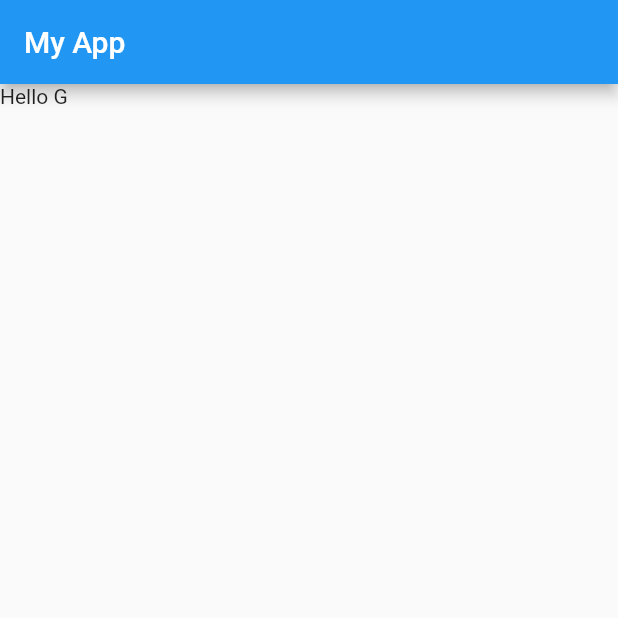
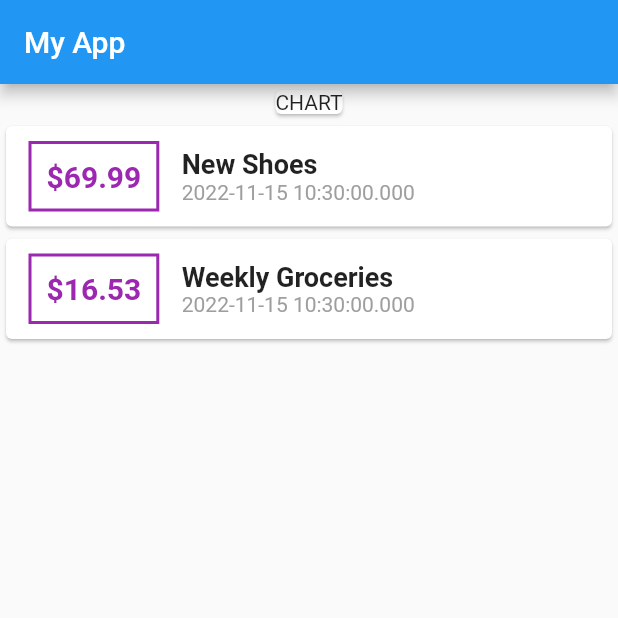
Before and after one commit to RufaeelAsad/personalApp-demo, a Flutter app: the screen it shows after launch, on a phone screen of 412 x 824 dp, the top half of it. Run offline on Flutter 3.47's test engine with Material 2 defaults, Android fonts, the phone set to English and light mode, and no system bars.

Commit message:
Simple Styling

```diff
--- a/lib/home.dart
+++ b/lib/home.dart
@@ -1,18 +1,66 @@
 import 'package:flutter/material.dart';
+import 'package:personal_app_demo/transaction.dart';
 
 class HomePage extends StatelessWidget {
   @override
   Widget build(BuildContext context) {
+    final List<Transaction> transaction = [
+      Transaction(
+          id: 'T1', title: 'New Shoes', amount: 69.99, date: DateTime.now()),
+      Transaction(
+          id: 'T2',
+          title: 'Weekly Groceries',
+          amount: 16.53,
+          date: DateTime.now()),
+    ];
+
     return Scaffold(
-
-      appBar: AppBar(
-        title: Text('My App'),
-      ),
-
-      body: Container(
-        child: Text("Hello G"),
-      ),
-
-    );
+        appBar: AppBar(
+          title: Text("My App"),
+        ),
+        body: Column(
+          children: [
+            Card(
+              child: Text('CHART'),
+            ),
+            Column(
+              children: (transaction as List<Transaction>).map((tx) {
+                return Card(
+                    child: Row(
+                  children: [
+                    Container(
+                      child: Text(
+                        '\$${tx.amount}',
+                        style: TextStyle(
+                            fontWeight: FontWeight.bold,
+                            fontSize: 20,
+                            color: Colors.purple),
+                      ),
+                      margin:
+                          EdgeInsets.symmetric(vertical: 10, horizontal: 15),
+                      decoration: BoxDecoration(
+                        border: Border.all(color: Colors.purple, width: 2),
+                      ),
+                      padding: EdgeInsets.all(10),
+                    ),
+                    Column(
+                      crossAxisAlignment: CrossAxisAlignment.start,
+                      children: [
+                        Text(
+                          tx.title!,
+                          style: TextStyle(
+                              fontSize: 18, fontWeight: FontWeight.bold),
+                        ),
+                        Text(tx.date.toString(),style: TextStyle(
+                          color: Colors.grey
+                        ),),
+                      ],
+                    )
+                  ],
+                ));
+              }).toList(),
+            ),
+          ],
+        ));
   }
 }
--- /dev/null
+++ b/lib/transaction.dart
@@ -0,0 +1,13 @@
+class Transaction {
+  String? id;
+  String? title;
+  double? amount;
+  DateTime? date;
+
+  Transaction({
+    this.id,
+    this.title,
+    this.amount,
+    this.date
+  });
+}
```
